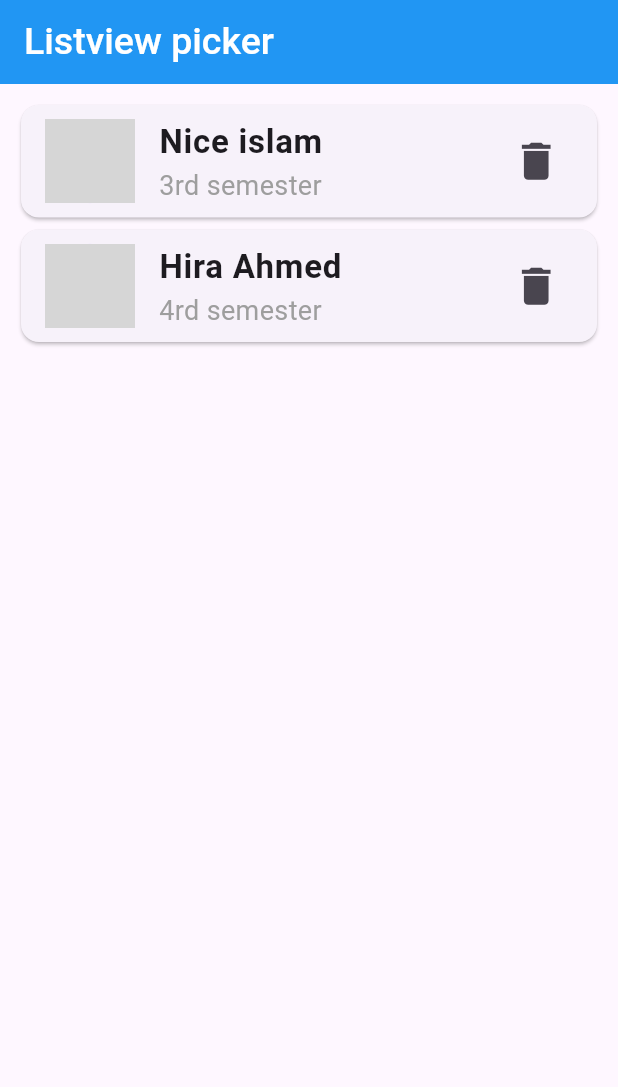
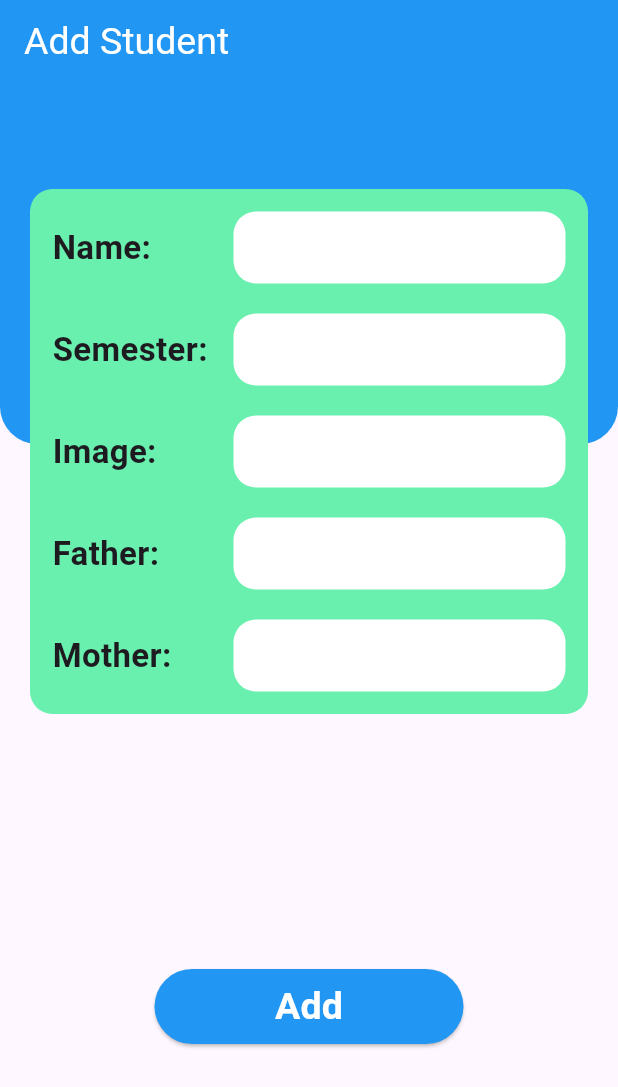
Before and after one commit to niceislam/student_Info, a Flutter app: the screen it shows after launch, on a phone screen of 412 x 824 dp. Shown: the top 1087 px of the screen. Run offline on Flutter 3.47's test engine with Material 3 defaults, Android fonts, the phone set to English and light mode, and no system bars; grey boxes are pictures that could not be loaded.

Commit message:
make a student info adder

```diff
--- a/lib/listview_picker/home_screen.dart
+++ b/lib/listview_picker/home_screen.dart
@@ -22,6 +22,33 @@ class _HomeScreenState extends State<HomeScreen> {
             color: Colors.white,
             fontSize: 25,
             fontWeight: FontWeight.w500,
+          ),
+        ),
+        bottom: PreferredSize(
+          preferredSize: Size.fromHeight(60),
+          child: Padding(
+            padding: const EdgeInsets.symmetric(horizontal: 15, vertical: 12),
+            child: SizedBox(
+              height: 45,
+              child: TextField(
+                cursorColor: Colors.blue,
+                cursorHeight: 20,
+                decoration: InputDecoration(
+                  hintText: "Search here",
+                  prefixIcon: Icon(Icons.search, color: Colors.blue),
+                  contentPadding: EdgeInsets.symmetric(
+                    horizontal: 15,
+                    vertical: 5,
+                  ),
+                  fillColor: Colors.white,
+                  filled: true,
+                  border: OutlineInputBorder(
+                    borderRadius: BorderRadius.circular(15),
+                    borderSide: BorderSide.none,
+                  ),
+                ),
+              ),
+            ),
           ),
         ),
       ),
@@ -61,6 +88,14 @@ class _HomeScreenState extends State<HomeScreen> {
           ),
         ),
       ),
+      floatingActionButtonLocation: FloatingActionButtonLocation.centerFloat,
+      floatingActionButton: FloatingActionButton(
+        backgroundColor: Colors.blue,
+        onPressed: () {
+
+        },
+        child: Icon(Icons.add, color: Colors.white, size: 32),
+      ),
     );
   }
 }
--- /dev/null
+++ b/lib/listview_picker/student_add.dart
@@ -0,0 +1,119 @@
+import 'dart:developer';
+
+import 'package:flutter/material.dart';
+import 'package:untitled8/listview_picker/class_screen.dart';
+import 'package:untitled8/listview_picker/widget_all.dart';
+
+class StudentAdd extends StatefulWidget {
+  const StudentAdd({super.key});
+
+  @override
+  State<StudentAdd> createState() => _StudentAddState();
+}
+
+class _StudentAddState extends State<StudentAdd> {
+  TextEditingController namecontroller = TextEditingController();
+  TextEditingController fathercontroller = TextEditingController();
+  TextEditingController mothercontroller = TextEditingController();
+  TextEditingController imagecontroller = TextEditingController();
+  TextEditingController semestercontroller = TextEditingController();
+  final mykey = GlobalKey<FormState>();
+  @override
+  Widget build(BuildContext context) {
+    return Scaffold(
+      appBar: AppBar(
+        backgroundColor: Colors.blue,
+        title: Text(
+          "Add Student",
+          style: TextStyle(color: Colors.white, fontSize: 25),
+        ),
+      ),
+      body: Form(
+        key: mykey,
+        child: Column(
+          children: [
+            Container(
+              height: 240,
+              width: double.infinity,
+              decoration: BoxDecoration(
+                color: Colors.blue,
+                borderRadius: BorderRadius.only(
+                  bottomRight: Radius.circular(25),
+                  bottomLeft: Radius.circular(25),
+                ),
+              ),
+            ),
+            Transform.translate(
+              offset: Offset(0, -170),
+              child: Padding(
+                padding: const EdgeInsets.symmetric(horizontal: 20),
+                child: Container(
+                  height: 350,
+                  width: 400,
+                  decoration: BoxDecoration(
+                    borderRadius: BorderRadius.circular(15),
+                    color: Colors.greenAccent,
+                  ),
+                  child: Padding(
+                    padding: const EdgeInsets.only(
+                      top: 15,
+                      left: 15,
+                      right: 15,
+                      bottom: 15,
+                    ),
+                    child: Column(
+                      mainAxisAlignment: MainAxisAlignment.spaceBetween,
+                      children: [
+                        AddItemRow(title: 'Name', controller: namecontroller),
+                        AddItemRow(
+                          keyboardtype: TextInputType.phone,
+                          title: 'Semester',
+                          controller: semestercontroller,
+                        ),
+                        AddItemRow(title: "Image", controller: imagecontroller),
+                        AddItemRow(title: 'Father', controller: fathercontroller),
+                        AddItemRow(title: 'Mother', controller: mothercontroller),
+                      ],
+                    ),
+                  ),
+                ),
+              ),
+            ),
+
+            SizedBox(
+              height: 50,
+              width: MediaQuery.sizeOf(context).width / 2,
+              child: ElevatedButton(
+                style: ButtonStyle(
+                  backgroundColor: WidgetStatePropertyAll(Colors.blue),
+                ),
+                onPressed: () {
+                  final item = studentItem;
+                  item.add(
+                    Item(
+                      image: "${imagecontroller}",
+                      name: "${namecontroller}",
+                      semester: "${semestercontroller}",
+                      fathername: "${fathercontroller}",
+                      mothername: "${mothercontroller}",
+                    ),
+                  );
+                  log("=====================${studentItem.length}");
+                  setState(() {});
+                },
+                child: Text(
+                  "Add",
+                  style: TextStyle(
+                    color: Colors.white,
+                    fontSize: 25,
+                    fontWeight: FontWeight.bold,
+                  ),
+                ),
+              ),
+            ),
+          ],
+        ),
+      ),
+    );
+  }
+}
--- a/lib/listview_picker/widget_all.dart
+++ b/lib/listview_picker/widget_all.dart
@@ -77,3 +77,44 @@ class DetailsNameWidget extends StatelessWidget {
     );
   }
 }
+class AddItemRow extends StatelessWidget {
+  const AddItemRow({super.key, required this.title, required this.controller, this.keyboardtype, this.validator});
+  final String title;
+  final TextEditingController controller;
+  final TextInputType? keyboardtype;
+  final FormFieldValidator? validator;
+
+  @override
+  Widget build(BuildContext context) {
+    return Row(
+      children: [
+        Expanded(
+          flex: 2,
+          child: Text(
+            "${title}:",
+            style: TextStyle(fontSize: 22, fontWeight: FontWeight.bold),
+          ),
+        ),
+        SizedBox(width: 10),
+        Expanded(
+          flex: 4,
+          child: TextFormField(
+            keyboardType: keyboardtype,
+            controller: controller,
+            cursorHeight: 20,
+            decoration: InputDecoration(
+              contentPadding: EdgeInsets.symmetric(horizontal: 15, vertical: 5),
+              fillColor: Colors.white,
+              filled: true,
+              border: OutlineInputBorder(
+                borderRadius: BorderRadius.circular(15),
+                borderSide: BorderSide.none,
+              ),
+            ),
+            validator: validator,
+          ),
+        ),
+      ],
+    );
+  }
+}
--- a/lib/main.dart
+++ b/lib/main.dart
@@ -2,6 +2,7 @@ import 'package:flutter/material.dart';
 
 import 'listview_picker/details_screen.dart';
 import 'listview_picker/home_screen.dart';
+import 'listview_picker/student_add.dart';
 
 void main(){
   runApp(MyApp());
@@ -13,7 +14,7 @@ class MyApp extends StatelessWidget {
   Widget build(BuildContext context) {
     return MaterialApp(
       debugShowCheckedModeBanner: false,
-      home: HomeScreen(),
+      home: StudentAdd(),
     );
   }
 }
```
